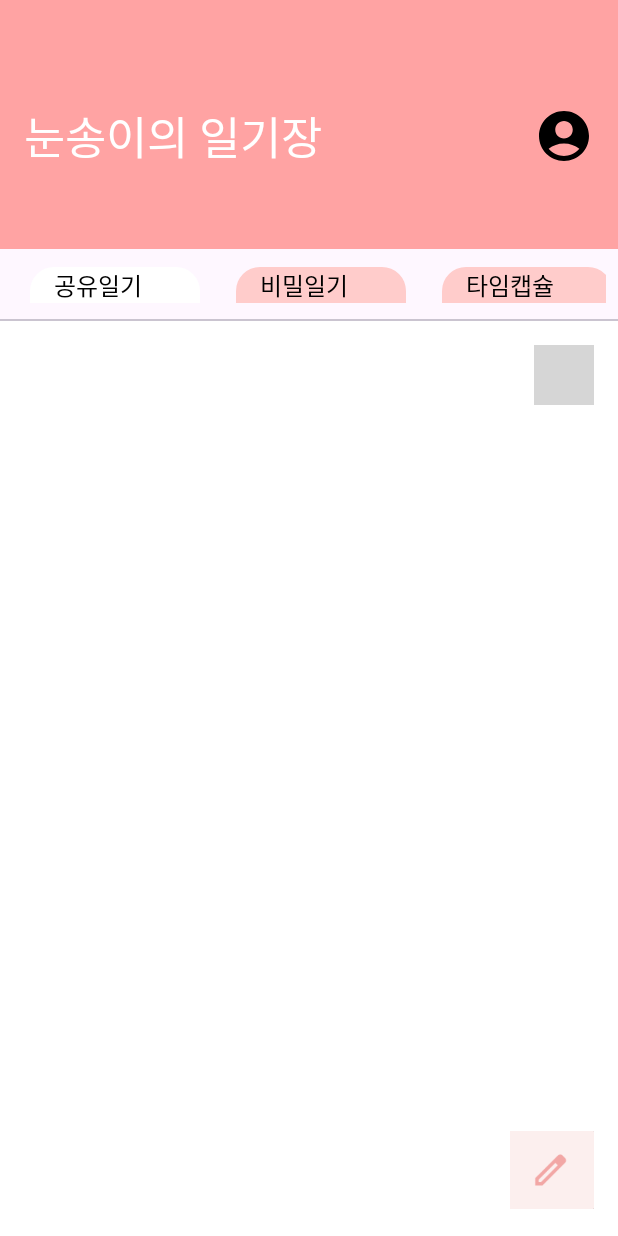
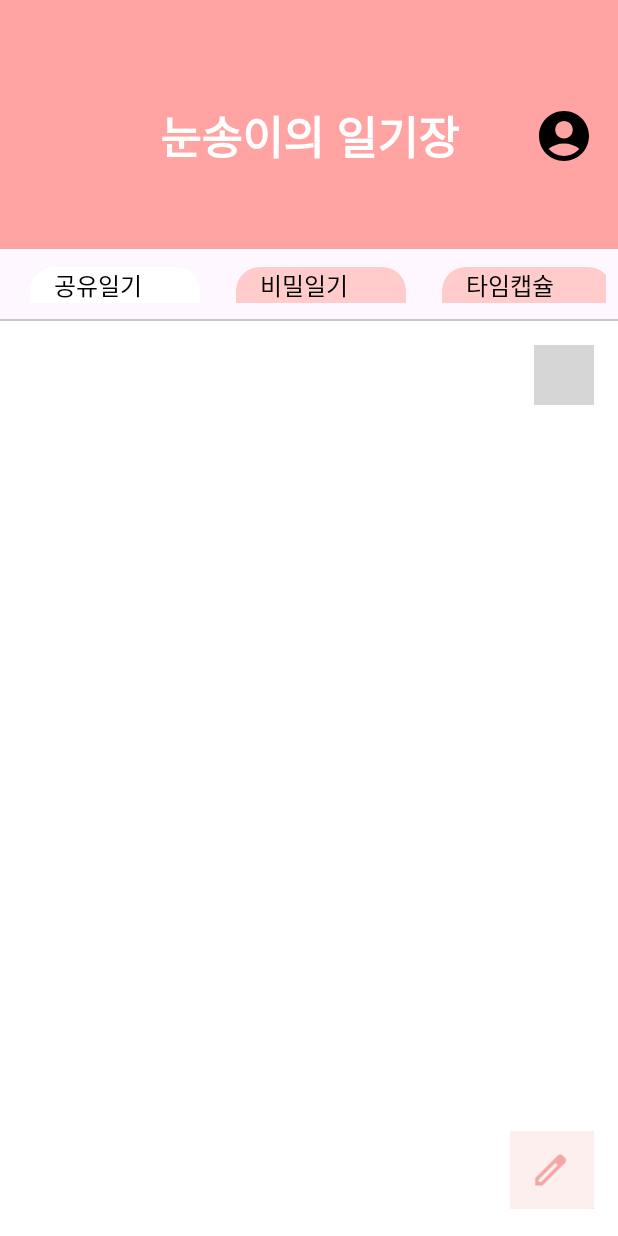
Before and after one commit to jaeee25/Momentory, an Android app: the screen it shows after launch (HomeActivity), on a phone screen of 412 x 824 dp. Run offline under Robolectric (Android 15) with nearby library versions, the light colour scheme and no system bars; grey boxes are pictures that could not be loaded.

Commit message:
코드변경

```diff
--- a/app/src/main/java/com/example/momentory/HomeActivity.kt
+++ b/app/src/main/java/com/example/momentory/HomeActivity.kt
@@ -21,14 +21,15 @@ class HomeActivity : AppCompatActivity() {
 
         val toolbar: Toolbar = findViewById(R.id.toolbar)
         setSupportActionBar(toolbar)
+        supportActionBar?.setDisplayShowTitleEnabled(false) // 기본 제목 숨기기
 
+        // 커스텀 TextView로 제목 설정
+        val toolbarTitle = findViewById<TextView>(R.id.toolbar_title)
+        toolbarTitle.text = getString(R.string.app_title) // "눈송이의 일기장"을 직접 설정
 
-        supportActionBar?.title = "눈송이의 일기장" // 또는 null로 유지하고 XML 설정을 사용해도 됩니다.
-
+        // TabLayout 및 ViewPager 설정
         tabLayout = findViewById(R.id.tab_layout)
         viewPager = findViewById(R.id.view_pager)
-
-
         val adapter = ViewPagerAdapter(this)
         viewPager.adapter = adapter
 
--- a/app/src/main/res/layout/activity_home.xml
+++ b/app/src/main/res/layout/activity_home.xml
@@ -16,10 +16,18 @@
             android:id="@+id/toolbar"
             android:layout_width="match_parent"
             android:layout_height="150dp"
-            android:background="@color/dark_pink"
-            android:title="@string/app_title"
-            android:titleTextColor="@android:color/white"
-            app:titleTextAppearance="@style/customToolbarTitleText">
+            android:background="@color/dark_pink">
+
+            <!-- 커스텀 TextView를 직접 추가 -->
+            <TextView
+                android:id="@+id/toolbar_title"
+                android:layout_width="wrap_content"
+                android:layout_height="wrap_content"
+                android:layout_gravity="center"
+                android:fontFamily="@font/leaguespartan_bold"
+                android:text="@string/app_title"
+                android:textColor="@android:color/white"
+                android:textSize="30sp" /> <!-- 여기에 커스텀 폰트를 지정 -->
 
             <!-- Toolbar 내 ImageView 설정 -->
             <ImageView
--- a/app/src/main/res/values/themes.xml
+++ b/app/src/main/res/values/themes.xml
@@ -1,8 +1,6 @@
 <resources xmlns:tools="http://schemas.android.com/tools">
     <!-- Base application theme. -->
     <style name="Base.Theme.Momentory" parent="Theme.Material3.DayNight.NoActionBar">
-        <!-- Customize your light theme here. -->
-        <!-- <item name="colorPrimary">@color/my_light_primary</item> -->
         <item name="android:textViewStyle">@style/customTextViewFontStyle</item>
         <item name="android:buttonStyle">@style/customButtonFontStyle</item>
         <item name="android:editTextStyle">@style/customEditTextFontStyle</item>
```
